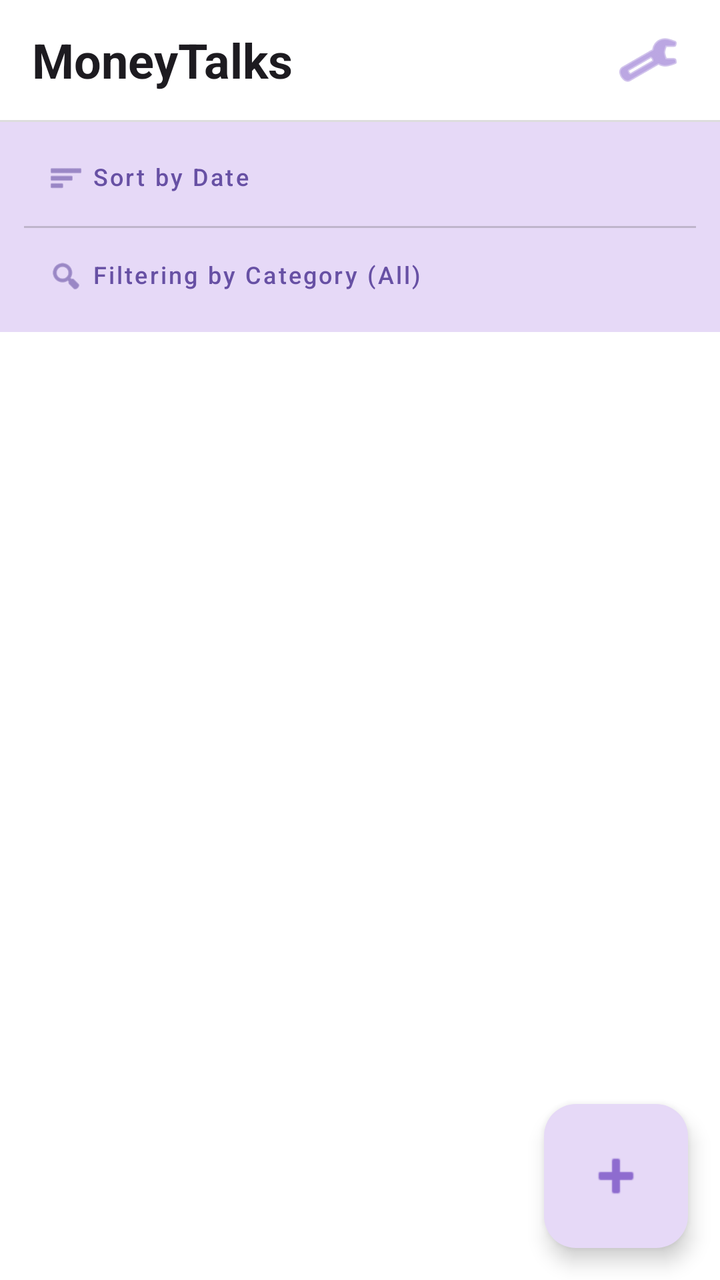
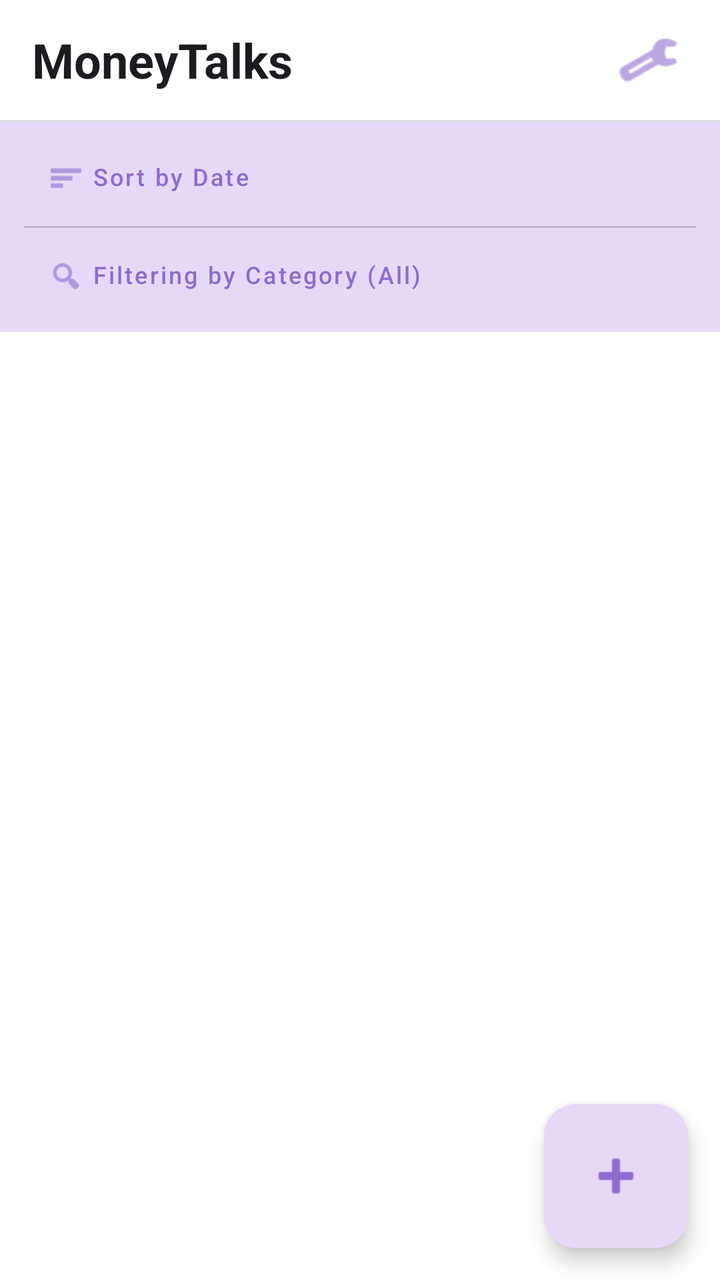

Compare the two renders of this Android layout. The source of the first and the diff that turns it into the second are given below.
<!-- AndroidManifest.xml: application theme Theme.Sample_project -->
<!-- res/layout/activity_expense_list.xml -->
<?xml version="1.0" encoding="utf-8"?>
<androidx.constraintlayout.widget.ConstraintLayout xmlns:android="http://schemas.android.com/apk/res/android"
    xmlns:app="http://schemas.android.com/apk/res-auto"
    android:id="@+id/layout_expense_list"
    android:layout_width="match_parent"
    android:layout_height="match_parent">

    <com.google.android.material.appbar.MaterialToolbar
        android:id="@+id/topBar"
        android:layout_width="0dp"
        android:layout_height="wrap_content"
        android:background="@android:color/white"
        android:elevation="8dp"
        app:contentInsetStart="0dp"
        app:contentInsetEnd="0dp"
        app:layout_constraintTop_toTopOf="parent"
        app:layout_constraintStart_toStartOf="parent"
        app:layout_constraintEnd_toEndOf="parent">

        <LinearLayout
            android:layout_width="match_parent"
            android:layout_height="wrap_content"
            android:orientation="vertical">

            <LinearLayout
                android:layout_width="match_parent"
                android:layout_height="60dp"
                android:gravity="center_vertical"
                android:paddingStart="16dp"
                android:paddingEnd="16dp"
                android:background="@android:color/white">

                <TextView
                    android:id="@+id/tvAppTitle"
                    android:layout_width="0dp"
                    android:layout_height="wrap_content"
                    android:layout_weight="1"
                    android:text="MoneyTalks"
                    android:textColor="?android:textColorPrimary"
                    android:textSize="24sp"
                    android:textStyle="bold" />

                <ImageButton
                    android:id="@+id/btnSettings"
                    android:layout_width="40dp"
                    android:layout_height="40dp"
                    android:background="?attr/selectableItemBackgroundBorderless"
                    android:contentDescription="Settings"
                    android:padding="8dp"
                    android:src="@android:drawable/ic_menu_preferences"
                    android:tint="@color/fab_icon_purple" />
            </LinearLayout>

            <View
                android:layout_width="match_parent"
                android:layout_height="1dp"
                android:background="#DDDDDD" />

            <LinearLayout
                android:layout_width="match_parent"
                android:layout_height="wrap_content"
                android:background="@color/fab_light_purple"
                android:orientation="vertical"
                android:paddingStart="12dp"
                android:paddingTop="8dp"
                android:paddingEnd="12dp"
                android:paddingBottom="8dp">

                <com.google.android.material.button.MaterialButton
                    android:id="@+id/btnSort"
                    style="@style/Widget.MaterialComponents.Button.TextButton"
                    android:layout_width="match_parent"
                    android:layout_height="40dp"
                    android:drawableEnd="@android:drawable/arrow_down_float"
                    android:gravity="start|center_vertical"
                    android:includeFontPadding="false"
                    android:insetTop="0dp"
                    android:insetBottom="0dp"
                    android:paddingStart="12dp"
                    android:paddingEnd="12dp"
                    android:text="Sort by Date"
                    android:textAllCaps="false"
                    android:textSize="12sp"
                    app:icon="@android:drawable/ic_menu_sort_by_size"
                    app:iconGravity="textStart" />

                <View
                    android:layout_width="match_parent"
                    android:layout_height="1dp"
                    android:layout_marginTop="4dp"
                    android:layout_marginBottom="4dp"
                    android:alpha="0.35"
                    android:background="?attr/colorOutline" />

                <com.google.android.material.button.MaterialButton
                    android:id="@+id/btnFilter"
                    style="@style/Widget.MaterialComponents.Button.TextButton"
                    android:layout_width="match_parent"
                    android:layout_height="40dp"
                    android:drawableEnd="@android:drawable/arrow_down_float"
                    android:ellipsize="end"
                    android:gravity="start|center_vertical"
                    android:includeFontPadding="false"
                    android:insetTop="0dp"
                    android:insetBottom="0dp"
                    android:maxLines="1"
                    android:paddingStart="12dp"
                    android:paddingEnd="12dp"
                    android:text="Filtering by Category (All)"
                    android:textAllCaps="false"
                    android:textSize="12sp"
                    app:icon="@android:drawable/ic_menu_search"
                    app:iconGravity="textStart" />
            </LinearLayout>

        </LinearLayout>
    </com.google.android.material.appbar.MaterialToolbar>

    <androidx.recyclerview.widget.RecyclerView
        android:id="@+id/rvExpenses"
        android:layout_width="0dp"
        android:layout_height="0dp"
        android:clipToPadding="false"
        android:padding="8dp"
        android:paddingBottom="96dp"
        app:layout_constraintTop_toBottomOf="@id/topBar"
        app:layout_constraintBottom_toBottomOf="parent"
        app:layout_constraintStart_toStartOf="parent"
        app:layout_constraintEnd_toEndOf="parent" />

    <com.google.android.material.floatingactionbutton.FloatingActionButton
        android:id="@+id/btnAddExpense"
        android:layout_width="wrap_content"
        android:layout_height="wrap_content"
        android:layout_marginEnd="16dp"
        android:layout_marginBottom="16dp"
        android:contentDescription="Add Expense"
        android:src="@android:drawable/ic_input_add"
        app:backgroundTint="@color/fab_light_purple"
        app:fabCustomSize="72dp"
        app:layout_constraintBottom_toBottomOf="parent"
        app:layout_constraintEnd_toEndOf="parent"
        app:maxImageSize="32dp"
        app:tint="@color/fab_icon_purple" />

</androidx.constraintlayout.widget.ConstraintLayout>
<!-- resources referenced by this layout -->
<resources>
  <color name="fab_icon_purple">#8E6CCF</color>
  <color name="fab_light_purple">#E6D9F7</color>
  <style name="Theme.Sample_project" parent="Base.Theme.Sample_project" />
  <style name="Base.Theme.Sample_project" parent="Theme.Material3.DayNight.NoActionBar">
          
          
          <item name="android:windowBackground">@color/cardview_light_background</item>
      </style>
</resources>

<!-- the commit's change to res/layout/activity_expense_list.xml (unified diff, before → after) -->
@@ -47,7 +47,7 @@
                     android:background="?attr/selectableItemBackgroundBorderless"
                     android:contentDescription="Settings"
                     android:padding="8dp"
-                    android:src="@android:drawable/ic_menu_preferences"
+                    android:src="@android:drawable/ic_menu_manage"
                     android:tint="@color/fab_icon_purple" />
             </LinearLayout>
 
@@ -82,7 +82,9 @@
                     android:textAllCaps="false"
                     android:textSize="12sp"
                     app:icon="@android:drawable/ic_menu_sort_by_size"
-                    app:iconGravity="textStart" />
+                    app:iconGravity="textStart"
+                    app:iconTint="@color/fab_icon_purple"
+                    android:textColor="@color/fab_icon_purple" />
 
                 <View
                     android:layout_width="match_parent"
@@ -110,7 +112,9 @@
                     android:textAllCaps="false"
                     android:textSize="12sp"
                     app:icon="@android:drawable/ic_menu_search"
-                    app:iconGravity="textStart" />
+                    app:iconGravity="textStart"
+                    app:iconTint="@color/fab_icon_purple"
+                    android:textColor="@color/fab_icon_purple" />
             </LinearLayout>
 
         </LinearLayout>
